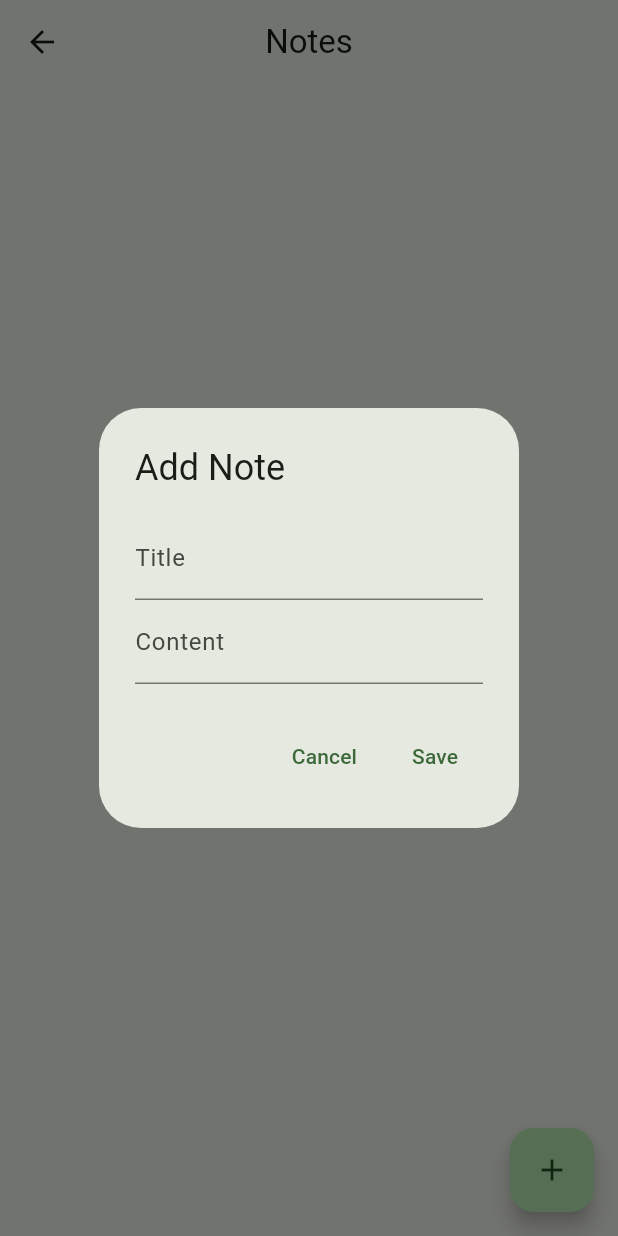
After one commit to Liquiduwu/habittracker, a Flutter app: the NotesScreen screen opened directly, after a tap on the "add" icon, on a phone screen of 412 x 824 dp. The commit adds this screen. Run offline on Flutter 3.47's test engine with Material 3 defaults, Android fonts, the phone set to English and light mode, and no system bars; our stand-ins replace awesome_notifications, cloud_firestore, firebase_auth, firebase_core, fl_chart, google_generative_ai and 5 more; accounts and stored records are empty.

Commit message:
added sqflite implementation

```diff
--- a/lib/screens/home/home_screen.dart
+++ b/lib/screens/home/home_screen.dart
@@ -8,6 +8,7 @@ import 'package:habit_tracker/screens/statistics/statistics_screen.dart';
 import 'package:habit_tracker/screens/calendar/calendar_screen.dart';
 import 'package:habit_tracker/screens/habit/template_selection_screen.dart';
 import 'package:habit_tracker/screens/partnership/partnership_screen.dart';
+import 'package:habit_tracker/screens/notes/notes_screen.dart';
 
 class HomeScreen extends StatelessWidget {
   const HomeScreen({super.key});
@@ -48,6 +49,14 @@ class HomeScreen extends StatelessWidget {
                     context,
                     MaterialPageRoute(
                       builder: (context) => const CalendarScreen(),
+                    ),
+                  );
+                  break;
+                case 'notes':
+                  Navigator.push(
+                    context,
+                    MaterialPageRoute(
+                      builder: (context) => const NotesScreen(),
                     ),
                   );
                   break;
@@ -119,6 +128,19 @@ class HomeScreen extends StatelessWidget {
                     ),
                     const SizedBox(width: 8),
                     const Text('Calendar'),
+                  ],
+                ),
+              ),
+              PopupMenuItem<String>(
+                value: 'notes',
+                child: Row(
+                  children: [
+                    Icon(
+                      Icons.note_alt,
+                      color: Theme.of(context).iconTheme.color,
+                    ),
+                    const SizedBox(width: 8),
+                    const Text('Notes'),
                   ],
                 ),
               ),
--- /dev/null
+++ b/lib/screens/notes/notes_screen.dart
@@ -0,0 +1,129 @@
+import 'package:flutter/material.dart';
+import 'package:path/path.dart';
+import 'package:sqflite/sqflite.dart';
+
+class NotesScreen extends StatefulWidget {
+  const NotesScreen({super.key});
+
+  @override
+  _NotesScreenState createState() => _NotesScreenState();
+}
+
+class _NotesScreenState extends State<NotesScreen> {
+  late Database _database;
+  List<Map<String, dynamic>> _notes = [];
+
+  @override
+  void initState() {
+    super.initState();
+    _initDatabase();
+  }
+
+  Future<void> _initDatabase() async {
+    final databasePath = await getDatabasesPath();
+    _database = await openDatabase(
+      join(databasePath, 'notes.db'),
+      onCreate: (db, version) {
+        return db.execute(
+          'CREATE TABLE notes(id INTEGER PRIMARY KEY, title TEXT, content TEXT)',
+        );
+      },
+      version: 1,
+    );
+    _loadNotes();
+  }
+
+  Future<void> _loadNotes() async {
+    final notes = await _database.query('notes');
+    setState(() {
+      _notes = notes;
+    });
+  }
+
+  Future<void> _addNote(String title, String content) async {
+    await _database.insert(
+      'notes',
+      {'title': title, 'content': content},
+      conflictAlgorithm: ConflictAlgorithm.replace,
+    );
+    _loadNotes();
+  }
+
+  Future<void> _deleteNote(int id) async {
+    await _database.delete('notes', where: 'id = ?', whereArgs: [id]);
+    _loadNotes();
+  }
+
+  @override
+  Widget build(BuildContext context) {
+    return Scaffold(
+      appBar: AppBar(title: const Text('Notes')),
+      body: ListView.builder(
+        itemCount: _notes.length,
+        itemBuilder: (context, index) {
+          final note = _notes[index];
+          return ListTile(
+            title: Text(note['title']),
+            subtitle: Text(note['content']),
+            trailing: IconButton(
+              icon: const Icon(Icons.delete, color: Colors.red),
+              onPressed: () => _deleteNote(note['id']),
+            ),
+          );
+        },
+      ),
+      floatingActionButton: FloatingActionButton(
+        onPressed: () {
+          _showAddNoteDialog(context);
+        },
+        child: const Icon(Icons.add),
+      ),
+    );
+  }
+
+  void _showAddNoteDialog(BuildContext context) {
+    final titleController = TextEditingController();
+    final contentController = TextEditingController();
+
+    showDialog(
+      context: context,
+      builder: (context) {
+        return AlertDialog(
+          title: const Text('Add Note'),
+          content: Column(
+            mainAxisSize: MainAxisSize.min,
+            children: [
+              TextField(
+                controller: titleController,
+                decoration: const InputDecoration(labelText: 'Title'),
+              ),
+              TextField(
+                controller: contentController,
+                decoration: const InputDecoration(labelText: 'Content'),
+              ),
+            ],
+          ),
+          actions: [
+            TextButton(
+              onPressed: () {
+                Navigator.of(context).pop();
+              },
+              child: const Text('Cancel'),
+            ),
+            TextButton(
+              onPressed: () {
+                final title = titleController.text.trim();
+                final content = contentController.text.trim();
+                if (title.isNotEmpty && content.isNotEmpty) {
+                  _addNote(title, content);
+                  Navigator.of(context).pop();
+                }
+              },
+              child: const Text('Save'),
+            ),
+          ],
+        );
+      },
+    );
+  }
+}
--- a/lib/screens/statistics/statistics_screen.dart
+++ b/lib/screens/statistics/statistics_screen.dart
@@ -50,7 +50,8 @@ class _OverviewTab extends StatelessWidget {
 
             final habits = snapshot.data!;
             final totalHabits = habits.length;
-            final activeHabits = habits.where((h) => h.currentStreak > 0).length;
+            final activeHabits =
+                habits.where((h) => h.currentStreak > 0).length;
             final completedHabits =
                 habits.where((h) => h.progress >= 1.0).length;
 
--- a/pubspec.yaml
+++ b/pubspec.yaml
@@ -48,6 +48,7 @@ dependencies:
   http: ^1.2.2
   google_generative_ai: ^0.4.6
   url_launcher: ^6.3.1
+  sqflite: ^2.4.1
 
 dev_dependencies:
   flutter_test:
```
Also changed, not shown: lib/main.dart (+13 -8 lines), pubspec.lock, 1 other file.
